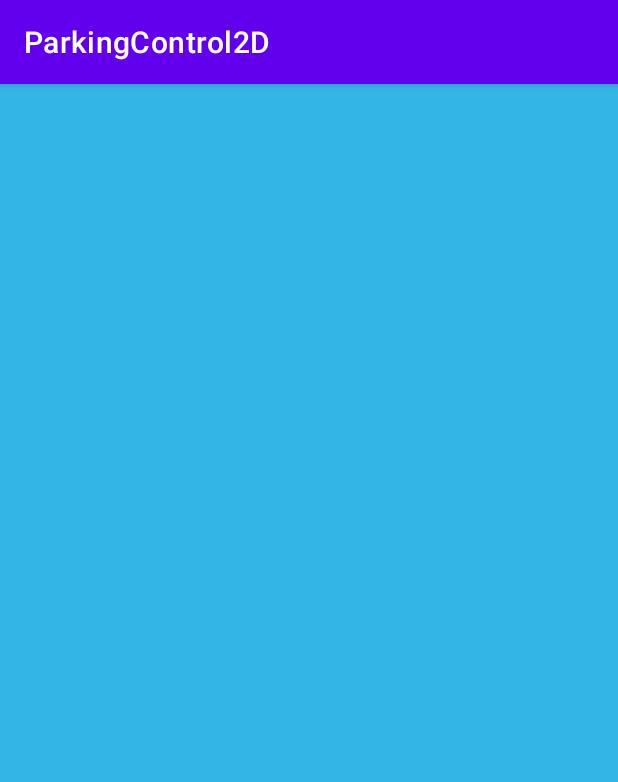
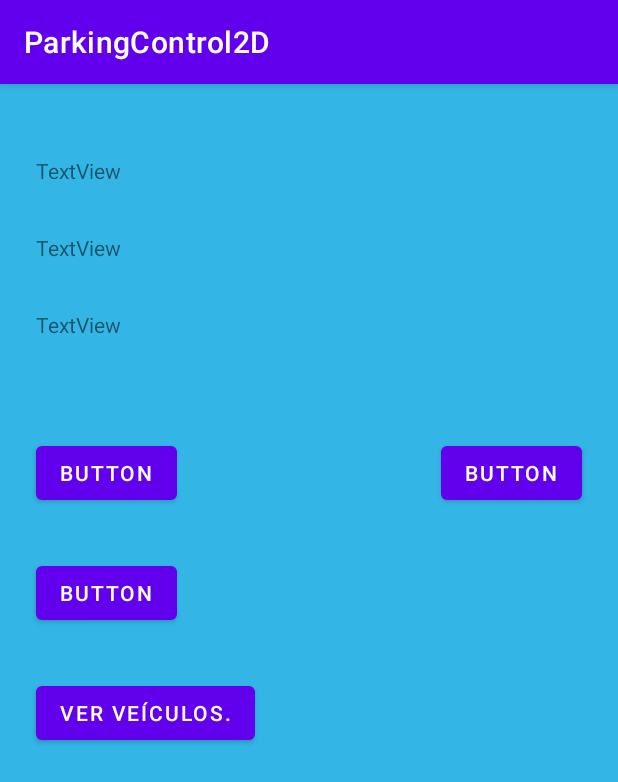
Before and after one commit to DaviPernalonga30/JavaMobileParkingControl, an Android app: the screen it shows after launch (MainActivity), on a phone screen of 412 x 824 dp. Shown: the top 782 px of the screen. Run offline under Robolectric (Android 15) with nearby library versions, the phone set to English and light mode, and no system bars.

```diff
--- a/app/src/main/java/com/estacionamento2d/parkingcontrol2d/MainActivity.java
+++ b/app/src/main/java/com/estacionamento2d/parkingcontrol2d/MainActivity.java
@@ -27,24 +27,24 @@ public class MainActivity extends AppCompatActivity {
     @Override
     protected void onCreate(Bundle savedInstanceState) {
         super.onCreate(savedInstanceState);
-        DataBaseManagement db = new DataBaseManagement();
+
+        setContentView(R.layout.activity_main);
+
+        //button declarations.
+        Button button_viewVeicules = (Button) findViewById(R.id.button_viewVeicules);
 
 
-        setContentView(R.layout.activity_main);
-        java.util.ArrayList<Subscriber> a = new ArrayList();
-        java.util.ArrayList<VeiculeClass> b;
-        a = db.selectFromSubscriber();
-        b = db.selectFromVeicule();
-        RecyclerView recyclerView = (RecyclerView) findViewById(R.id.MainRecylerView);
-        recyclerView.setAdapter(new AdapterSubscriber(a));
-        recyclerView.setLayoutManager(new LinearLayoutManager(this));
+        //button setTexts.
+        button_viewVeicules.setText("Ver Veículos.");
+        button_viewVeicules.setOnClickListener(new View.OnClickListener() {
+            @Override
+            public void onClick(View view) {
+
+            }
+        });
 
 
 
 
-
-
-
-        System.out.println(a);
     }
 }
--- a/app/src/main/res/layout/activity_main.xml
+++ b/app/src/main/res/layout/activity_main.xml
@@ -7,12 +7,88 @@
     android:background="@android:color/holo_blue_light"
     tools:context=".MainActivity">
 
-    <androidx.recyclerview.widget.RecyclerView
-        android:id="@+id/MainRecylerView"
-        android:layout_width="match_parent"
-        android:layout_height="match_parent"
+    <TextView
+        android:id="@+id/text_totalVeics"
+        android:layout_width="wrap_content"
+        android:layout_height="wrap_content"
+        android:layout_marginStart="24dp"
+        android:layout_marginTop="48dp"
+        android:text="TextView"
+        app:layout_constraintStart_toStartOf="parent"
+        app:layout_constraintTop_toTopOf="parent" />
+
+    <TextView
+        android:id="@+id/text_totalSubs"
+        android:layout_width="wrap_content"
+        android:layout_height="wrap_content"
+        android:layout_marginStart="24dp"
+        android:layout_marginTop="32dp"
+        android:text="TextView"
+        app:layout_constraintStart_toStartOf="parent"
+        app:layout_constraintTop_toBottomOf="@+id/text_totalVeics" />
+
+    <TextView
+        android:id="@+id/text_dayVenue"
+        android:layout_width="wrap_content"
+        android:layout_height="wrap_content"
+        android:layout_marginStart="24dp"
+        android:layout_marginTop="32dp"
+        android:text="TextView"
+        app:layout_constraintStart_toStartOf="parent"
+        app:layout_constraintTop_toBottomOf="@+id/text_totalSubs" />
+
+    <Button
+        android:id="@+id/button_viewSubscribers"
+        android:layout_width="wrap_content"
+        android:layout_height="wrap_content"
+        android:layout_marginStart="24dp"
+        android:layout_marginEnd="24dp"
+        android:layout_marginBottom="48dp"
+        android:text="Button"
         app:layout_constraintBottom_toBottomOf="parent"
         app:layout_constraintEnd_toEndOf="parent"
+        app:layout_constraintHorizontal_bias="1.0"
+        app:layout_constraintStart_toEndOf="@+id/button_addVeicule"
+        app:layout_constraintTop_toTopOf="@+id/button_addVeicule"
+        app:layout_constraintVertical_bias="0.0" />
+
+    <Button
+        android:id="@+id/button_addVeicule"
+        android:layout_width="wrap_content"
+        android:layout_height="wrap_content"
+        android:layout_marginStart="24dp"
+        android:layout_marginTop="48dp"
+        android:layout_marginEnd="24dp"
+        android:layout_marginBottom="48dp"
+        android:text="Button"
+        app:layout_constraintBottom_toBottomOf="parent"
+        app:layout_constraintEnd_toEndOf="parent"
+        app:layout_constraintHorizontal_bias="0.0"
         app:layout_constraintStart_toStartOf="parent"
-        app:layout_constraintTop_toTopOf="parent" />
+        app:layout_constraintTop_toTopOf="parent"
+        app:layout_constraintVertical_bias="0.3" />
+
+    <Button
+        android:id="@+id/button_alterVeicule"
+        android:layout_width="wrap_content"
+        android:layout_height="wrap_content"
+        android:layout_marginStart="24dp"
+        android:layout_marginTop="32dp"
+        android:text="Button"
+        app:layout_constraintStart_toStartOf="parent"
+        app:layout_constraintTop_toBottomOf="@+id/button_addVeicule" />
+
+    <Button
+        android:id="@+id/button_viewVeicules"
+        android:layout_width="wrap_content"
+        android:layout_height="wrap_content"
+        android:layout_marginStart="24dp"
+        android:layout_marginTop="32dp"
+        android:layout_marginBottom="48dp"
+        android:text="Button"
+        app:layout_constraintBottom_toBottomOf="parent"
+        app:layout_constraintStart_toStartOf="parent"
+        app:layout_constraintTop_toBottomOf="@+id/button_alterVeicule"
+        app:layout_constraintVertical_bias="0.0" />
+
 </androidx.constraintlayout.widget.ConstraintLayout>
--- a/app/src/main/res/values/strings.xml
+++ b/app/src/main/res/values/strings.xml
@@ -1,3 +1,5 @@
 <resources>
     <string name="app_name">ParkingControl2D</string>
+    <!-- TODO: Remove or change this placeholder text -->
+    <string name="hello_blank_fragment">Hello blank fragment</string>
 </resources>
```
Also changed, not shown: app/src/main/java/com/estacionamento2d/javasrc/DataBaseManagement.java (+38 -4 lines), app/src/main/java/com/estacionamento2d/javasrc/Subscriber.java (+11 -6 lines), app/src/main/java/com/estacionamento2d/parkingcontrol2d/subscriberFragment/SubscriberRecyclerViewFragment.java (added, +45 -0 lines), app/src/main/java/com/estacionamento2d/parkingcontrol2d/veiculefragment/VeiculeRecyclerViewFragment.java (added, +45 -0 lines), app/src/main/res/layout/fragment_subscriber_recycler_view.xml (added, +13 -0 lines), app/src/main/res/layout/fragment_veicule_recycler_view.xml (added, +13 -0 lines).
